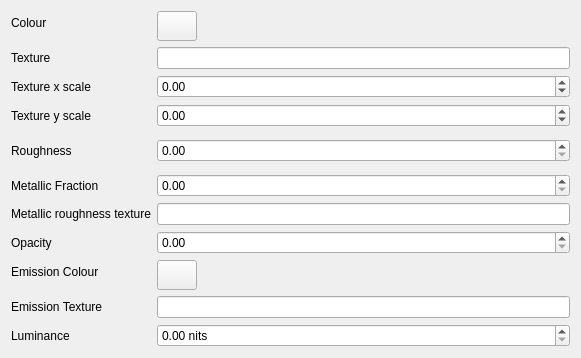
shipilovden/substrata-metasiberia, file gui_client/MaterialEditor.ui: the form before one commit.
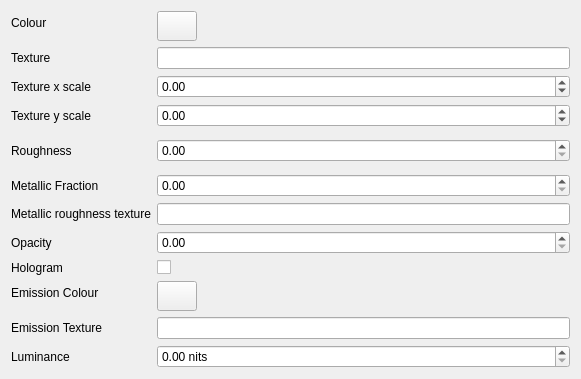
The form after the commit. Custom widgets are drawn as their Qt base class.

Commit message: Added hologram check box in material editor.

```diff
--- a/gui_client/MaterialEditor.ui
+++ b/gui_client/MaterialEditor.ui
@@ -163,14 +163,14 @@
    <item row="9" column="1">
     <widget class="FileSelectWidget" name="metallicRoughnessFileSelectWidget"/>
    </item>
-   <item row="11" column="0">
+   <item row="12" column="0">
     <widget class="QLabel" name="label_2">
      <property name="text">
       <string>Emission Colour</string>
      </property>
     </widget>
    </item>
-   <item row="11" column="1">
+   <item row="12" column="1">
     <widget class="QPushButton" name="emissionColourPushButton">
      <property name="sizePolicy">
       <sizepolicy hsizetype="Fixed" vsizetype="Fixed">
@@ -189,24 +189,24 @@
      </property>
     </widget>
    </item>
-   <item row="12" column="1">
+   <item row="13" column="1">
     <widget class="FileSelectWidget" name="emissionTextureFileSelectWidget"/>
    </item>
-   <item row="12" column="0">
+   <item row="13" column="0">
     <widget class="QLabel" name="label_3">
      <property name="text">
       <string>Emission Texture</string>
      </property>
     </widget>
    </item>
-   <item row="13" column="0">
+   <item row="14" column="0">
     <widget class="QLabel" name="label_11">
      <property name="text">
       <string>Luminance</string>
      </property>
     </widget>
    </item>
-   <item row="13" column="1">
+   <item row="14" column="1">
     <widget class="IndigoDoubleSpinBox" name="luminanceDoubleSpinBox">
      <property name="suffix">
       <string> nits</string>
@@ -216,6 +216,20 @@
      </property>
     </widget>
    </item>
+   <item row="11" column="1">
+    <widget class="QCheckBox" name="hologramCheckBox">
+     <property name="text">
+      <string/>
+     </property>
+    </widget>
+   </item>
+   <item row="11" column="0">
+    <widget class="QLabel" name="label_12">
+     <property name="text">
+      <string>Hologram</string>
+     </property>
+    </widget>
+   </item>
   </layout>
  </widget>
  <customwidgets>
```
The commit also changes 3 other files.
